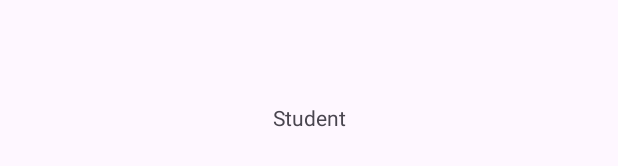
After one commit to gyarsilalsolanki011/Make_Attendance, an Android app: the layout activity_student_home.xml on its own in the app's theme, with its tools: preview values and no code run, on a phone screen of 412 x 824 dp. The commit adds this screen. Shown: the part 501-667 px from the top of the screen. Run offline under Robolectric (Android 15) with nearby library versions, the phone set to English and light mode, and no system bars.

Commit message:
adds staff and student screens

```diff
--- /dev/null
+++ b/app/src/main/res/layout/activity_student_home.xml
@@ -0,0 +1,19 @@
+<?xml version="1.0" encoding="utf-8"?>
+<androidx.constraintlayout.widget.ConstraintLayout xmlns:android="http://schemas.android.com/apk/res/android"
+    xmlns:app="http://schemas.android.com/apk/res-auto"
+    xmlns:tools="http://schemas.android.com/tools"
+    android:id="@+id/main"
+    android:layout_width="match_parent"
+    android:layout_height="match_parent"
+    tools:context=".activities.student.StudentHomeActivity">
+
+    <TextView
+        android:layout_width="wrap_content"
+        android:layout_height="wrap_content"
+        android:text="@string/student"
+        app:layout_constraintBottom_toBottomOf="parent"
+        app:layout_constraintEnd_toEndOf="parent"
+        app:layout_constraintStart_toStartOf="parent"
+        app:layout_constraintTop_toTopOf="parent" />
+
+</androidx.constraintlayout.widget.ConstraintLayout>
--- a/app/src/main/res/values/strings.xml
+++ b/app/src/main/res/values/strings.xml
@@ -9,4 +9,6 @@
     <string name="don_t_have_an_account_create_one">Don\'t have an account? Create one!</string>
     <string name="already_have_an_account_login">Already have an account? Login!</string>
     <string name="log_out">Log Out</string>
+    <string name="staff">Staff</string>
+    <string name="student">Student</string>
 </resources>
```
Also changed, not shown: app/src/main/AndroidManifest.xml (+8 -3 lines), app/src/main/java/com/gyarsilalsolanki011/makeattendance/activities/SplashActivity.java (+27 -2 lines), app/src/main/java/com/gyarsilalsolanki011/makeattendance/activities/staff/StaffHomeActivity.java (added, +26 -0 lines), app/src/main/java/com/gyarsilalsolanki011/makeattendance/activities/student/StudentHomeActivity.java (added, +26 -0 lines), app/src/main/res/layout/activity_staff_home.xml (added, +19 -0 lines).
